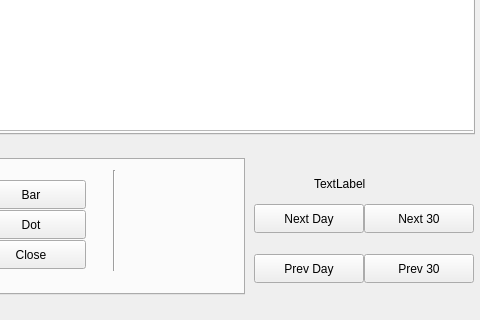
Before: the Qt Designer form chartWidget.ui in ellamental/pyTrade, drawn with Qt 5; both pictures show x 596 to 1076 and y 736 to 1056 of the 1076 by 1056 pixel window.
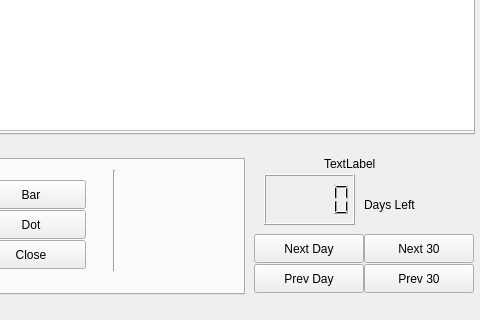
After: the same form once the commit is applied.

Commit message: Added Days Left LCD Counter

```diff
--- a/chartWidget.ui
+++ b/chartWidget.ui
@@ -479,7 +479,7 @@
    <property name="geometry">
     <rect>
      <x>850</x>
-     <y>940</y>
+     <y>970</y>
      <width>110</width>
      <height>29</height>
     </rect>
@@ -492,7 +492,7 @@
    <property name="geometry">
     <rect>
      <x>960</x>
-     <y>940</y>
+     <y>970</y>
      <width>110</width>
      <height>29</height>
     </rect>
@@ -505,7 +505,7 @@
    <property name="geometry">
     <rect>
      <x>960</x>
-     <y>990</y>
+     <y>1000</y>
      <width>110</width>
      <height>29</height>
     </rect>
@@ -518,7 +518,7 @@
    <property name="geometry">
     <rect>
      <x>850</x>
-     <y>990</y>
+     <y>1000</y>
      <width>110</width>
      <height>29</height>
     </rect>
@@ -563,8 +563,8 @@
   <widget class="QLabel" name="currentDayLabel">
    <property name="geometry">
     <rect>
-     <x>910</x>
-     <y>910</y>
+     <x>920</x>
+     <y>890</y>
      <width>101</width>
      <height>19</height>
     </rect>
@@ -573,6 +573,29 @@
     <string>TextLabel</string>
    </property>
   </widget>
+  <widget class="QLCDNumber" name="daysLeft">
+   <property name="geometry">
+    <rect>
+     <x>860</x>
+     <y>910</y>
+     <width>91</width>
+     <height>51</height>
+    </rect>
+   </property>
+  </widget>
+  <widget class="QLabel" name="label_daysLeft">
+   <property name="geometry">
+    <rect>
+     <x>960</x>
+     <y>930</y>
+     <width>81</width>
+     <height>21</height>
+    </rect>
+   </property>
+   <property name="text">
+    <string>Days Left</string>
+   </property>
+  </widget>
  </widget>
  <resources/>
  <connections/>
```
The commit also changes 2 other files.
